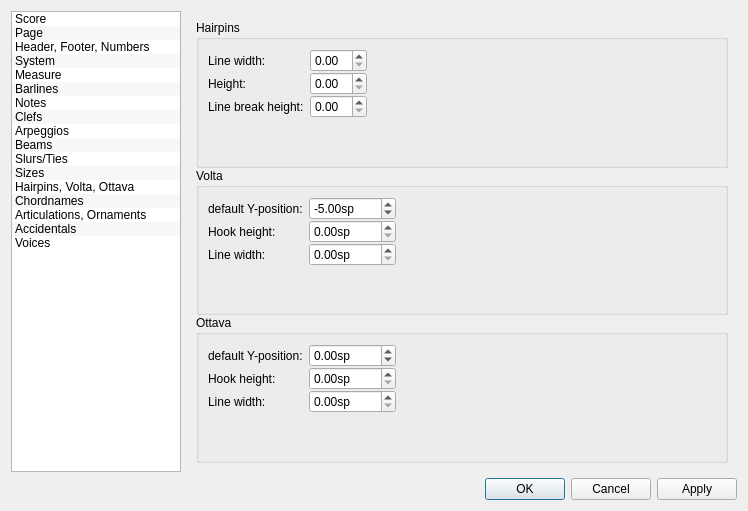
First picture: the form in mscore/mscore/editstyle.ui, repository musescore/musescore-old, before the edit.
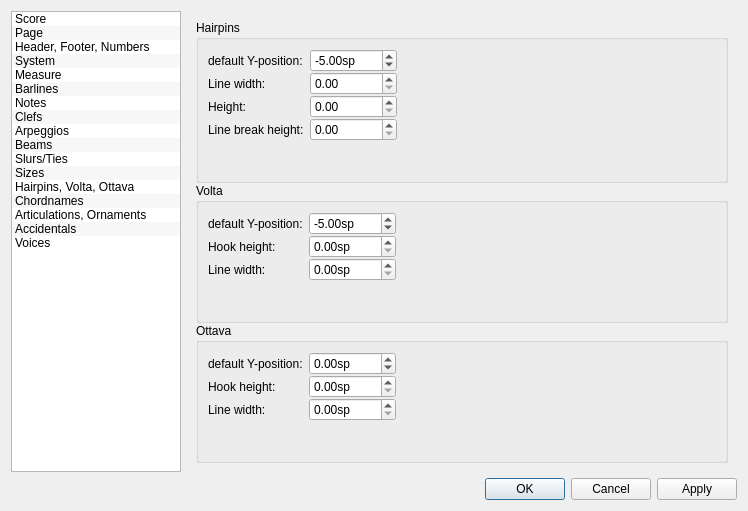
Second picture: the form after the edit. The open tabs and pages were chosen to show the change.

Patch:
```diff
--- a/mscore/mscore/editstyle.ui
+++ b/mscore/mscore/editstyle.ui
@@ -3186,21 +3186,21 @@
           <property name="verticalSpacing">
            <number>0</number>
           </property>
-          <item row="0" column="0">
+          <item row="1" column="0">
            <widget class="QLabel" name="label_8">
             <property name="text">
              <string>Line width:</string>
             </property>
            </widget>
           </item>
-          <item row="0" column="1">
+          <item row="1" column="1">
            <widget class="QDoubleSpinBox" name="hairpinLineWidth">
             <property name="singleStep">
              <double>0.010000000000000</double>
             </property>
            </widget>
           </item>
-          <item row="0" column="2">
+          <item row="1" column="2">
            <spacer>
             <property name="orientation">
              <enum>Qt::Horizontal</enum>
@@ -3213,35 +3213,35 @@
             </property>
            </spacer>
           </item>
-          <item row="1" column="0">
+          <item row="2" column="0">
            <widget class="QLabel" name="label_9">
             <property name="text">
              <string>Height:</string>
             </property>
            </widget>
           </item>
-          <item row="1" column="1">
+          <item row="2" column="1">
            <widget class="QDoubleSpinBox" name="hairpinHeight">
             <property name="singleStep">
              <double>0.100000000000000</double>
             </property>
            </widget>
           </item>
-          <item row="2" column="0">
+          <item row="3" column="0">
            <widget class="QLabel" name="label_10">
             <property name="text">
              <string>Line break height:</string>
             </property>
            </widget>
           </item>
-          <item row="2" column="1">
+          <item row="3" column="1">
            <widget class="QDoubleSpinBox" name="hairpinContinueHeight">
             <property name="singleStep">
              <double>0.100000000000000</double>
             </property>
            </widget>
           </item>
-          <item row="3" column="0">
+          <item row="4" column="0">
            <spacer>
             <property name="orientation">
              <enum>Qt::Vertical</enum>
@@ -3254,6 +3254,29 @@
             </property>
            </spacer>
           </item>
+          <item row="0" column="0">
+           <widget class="QLabel" name="label_95">
+            <property name="text">
+             <string>default Y-position:</string>
+            </property>
+           </widget>
+          </item>
+          <item row="0" column="1">
+           <widget class="QDoubleSpinBox" name="hairpinY">
+            <property name="suffix">
+             <string extracomment="spatium unit">sp</string>
+            </property>
+            <property name="minimum">
+             <double>-1000.000000000000000</double>
+            </property>
+            <property name="maximum">
+             <double>1000.000000000000000</double>
+            </property>
+            <property name="value">
+             <double>-5.000000000000000</double>
+            </property>
+           </widget>
+          </item>
          </layout>
         </widget>
        </item>
```
Left out of the diff: 16 changed lines with no effect on the pictures.
